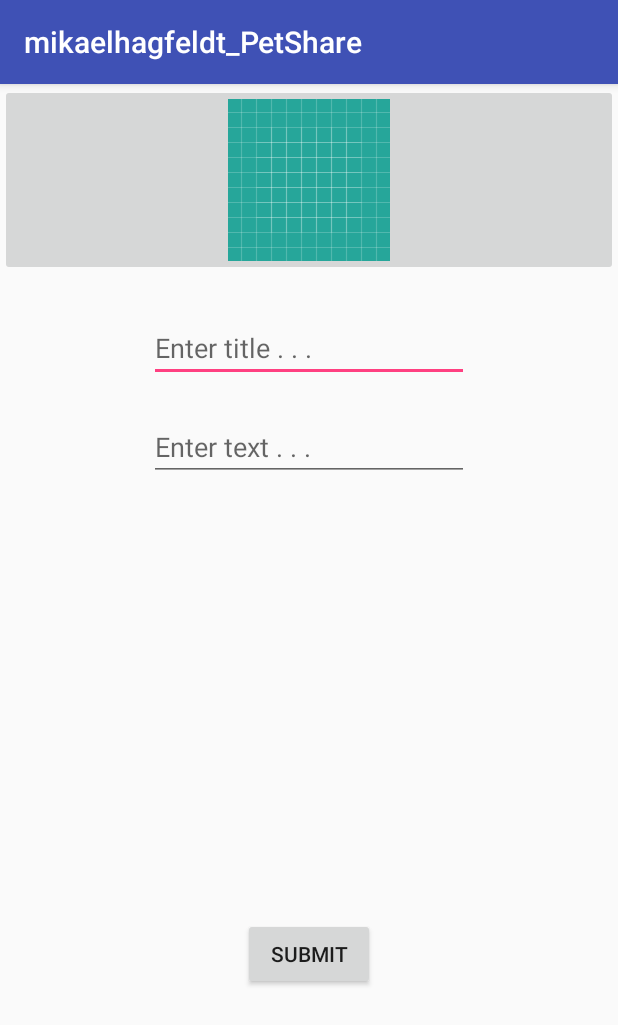
After one commit to mikaelhagfeldt/mikaelhagfeldt_PetShare, an Android app: the SubmitNewPost screen opened directly, with no data from a screen before it, on a phone screen of 412 x 824 dp. The commit adds this screen. Shown: the top 1025 px of the screen. Run offline under Robolectric (Android 15) with nearby library versions, the phone set to English and light mode, and no system bars.

Commit message:
Stor uppdatering.
En stor klump kod på en och samma gång. Har tagit någon vecka att få allting att fungera, men nu verkar det som att appen inte kraschar längre och att de funktioner som hittills implementerats gör det de ska.

```diff
--- a/app/src/main/AndroidManifest.xml
+++ b/app/src/main/AndroidManifest.xml
@@ -18,6 +18,8 @@
         </activity>
         <activity android:name=".AfterListManagement">
         </activity>
+        <activity android:name=".SubmitNewPost">
+        </activity>
     </application>
 
 </manifest>
--- /dev/null
+++ b/app/src/main/java/com/example/mikael/mikaelhagfeldt_petshare/SubmitNewPost.java
@@ -0,0 +1,15 @@
+package com.example.mikael.mikaelhagfeldt_petshare;
+
+import android.support.v7.app.AppCompatActivity;
+import android.os.Bundle;
+
+public class SubmitNewPost extends AppCompatActivity
+{
+
+    @Override
+    protected void onCreate(Bundle savedInstanceState)
+    {
+        super.onCreate(savedInstanceState);
+        setContentView(R.layout.activity_submit_new_post);
+    }
+}
--- /dev/null
+++ b/app/src/main/res/layout/activity_submit_new_post.xml
@@ -0,0 +1,48 @@
+<?xml version="1.0" encoding="utf-8"?>
+<RelativeLayout
+    xmlns:android="http://schemas.android.com/apk/res/android"
+    xmlns:app="http://schemas.android.com/apk/res-auto"
+    xmlns:tools="http://schemas.android.com/tools"
+    android:layout_width="match_parent"
+    android:layout_height="match_parent"
+    tools:context=".SubmitNewPost">
+
+    <ImageButton
+        android:layout_width="match_parent"
+        android:layout_height="wrap_content"
+        android:id="@+id/id_submitnewpost_imageButton"
+        android:src="@drawable/ic_launcher_background"/>
+
+    <EditText
+        android:id="@+id/id_submitnewpost_editText1"
+        android:layout_width="wrap_content"
+        android:layout_height="wrap_content"
+        android:layout_alignParentTop="true"
+        android:layout_centerHorizontal="true"
+        android:layout_marginTop="153dp"
+        android:ems="10"
+        android:hint="Enter title . . ."
+        android:inputType="textPersonName"/>
+
+    <EditText
+        android:id="@+id/id_submitnewpost_editText2"
+        android:layout_width="wrap_content"
+        android:layout_height="wrap_content"
+        android:layout_alignParentTop="true"
+        android:layout_centerHorizontal="true"
+        android:layout_marginTop="219dp"
+        android:ems="10"
+        android:hint="Enter text . . ."
+        android:inputType="textPersonName"
+        />
+
+    <Button
+        android:id="@+id/id_submitnewpost_button1"
+        android:layout_width="wrap_content"
+        android:layout_height="wrap_content"
+        android:layout_alignParentBottom="true"
+        android:layout_centerHorizontal="true"
+        android:layout_marginBottom="164dp"
+        android:text="Submit"/>
+
+</RelativeLayout>
```
Also changed, not shown: app/src/main/res/layout/activity_after_list_management.xml (+8 -2 lines), app/src/main/res/layout/cardview_after_row.xml (added, +47 -0 lines).
